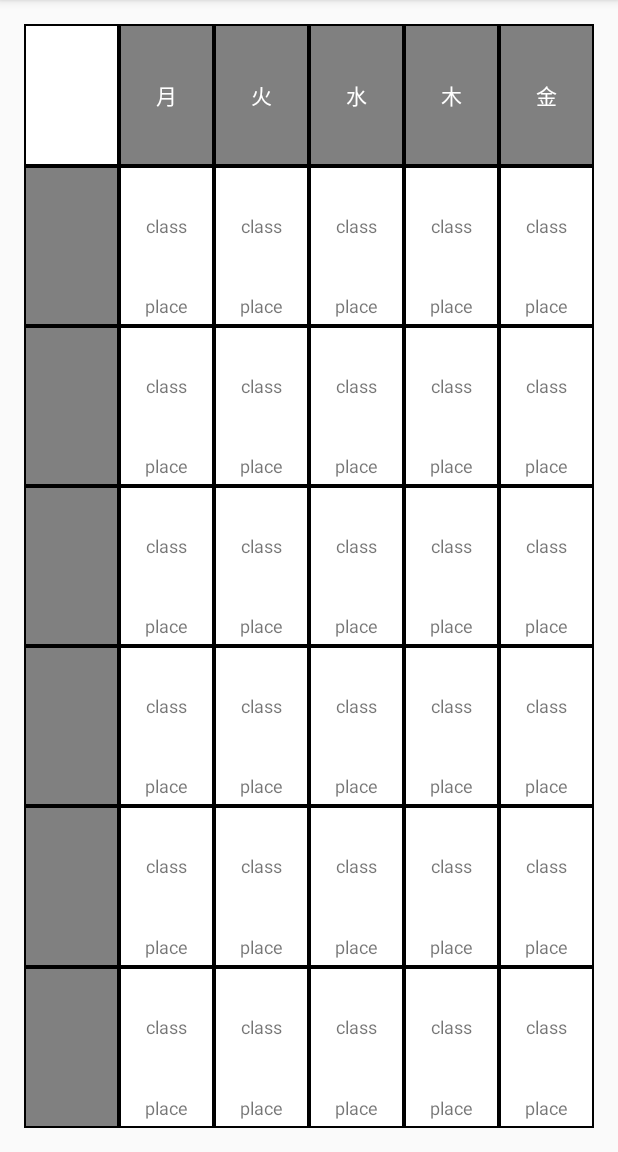
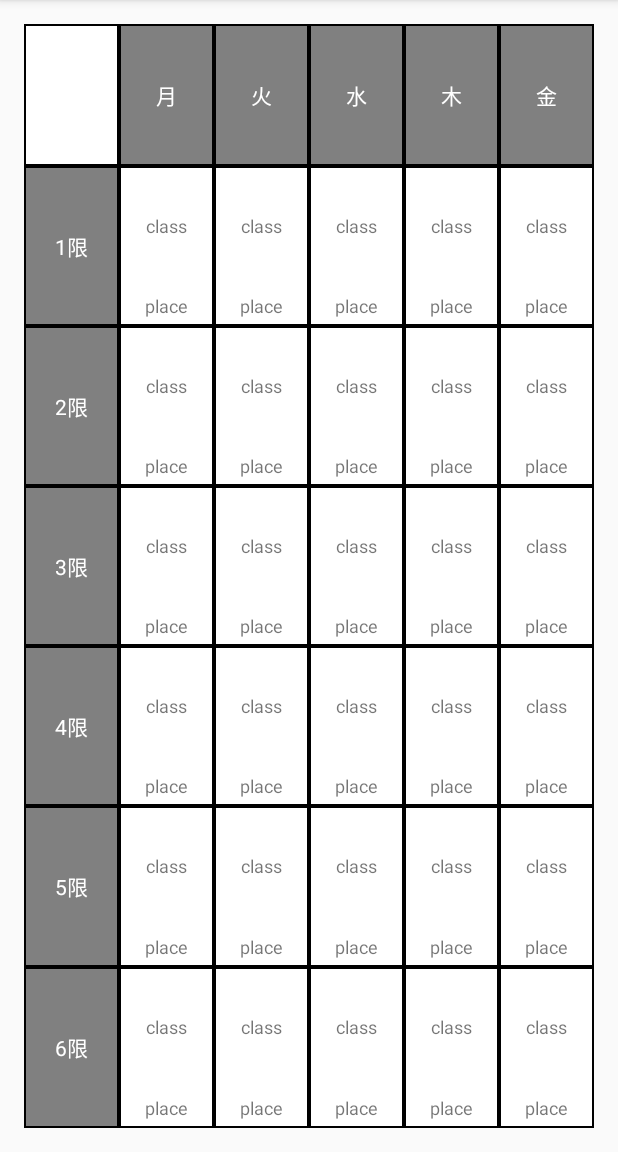
Before and after one commit to capacitypp/tut-timetable, an Android app: the screen it shows after launch (OldTimeTableActivity), on a phone screen of 412 x 824 dp, the part 84-1236 px from its top. Run offline under Robolectric (Android 15) with nearby library versions, the phone set to English and light mode, and no system bars.

Commit message:
Display period of time

```diff
--- a/app/src/main/java/com/capacitypp/tuttimetable/OldTimeTableActivity.java
+++ b/app/src/main/java/com/capacitypp/tuttimetable/OldTimeTableActivity.java
@@ -1,7 +1,10 @@
 package com.capacitypp.tuttimetable;
 
+import android.os.Bundle;
 import android.support.v7.app.AppCompatActivity;
-import android.os.Bundle;
+import android.view.ViewGroup;
+import android.widget.TableRow;
+import android.widget.TextView;
 
 public class OldTimeTableActivity extends AppCompatActivity {
 
@@ -9,5 +12,12 @@ public class OldTimeTableActivity extends AppCompatActivity {
     protected void onCreate(Bundle savedInstanceState) {
         super.onCreate(savedInstanceState);
         setContentView(R.layout.activity_old_time_table);
+
+        ViewGroup vg = (ViewGroup)findViewById(R.id.activity_old_time_table);
+        for (int i = 1; i <= 6; i++) {
+            TableRow tr = (TableRow)vg.getChildAt(i);
+            String str = Integer.toString(i) + "限";
+            ((TextView)tr.getChildAt(0)).setText(str);
+        }
     }
 }
```
